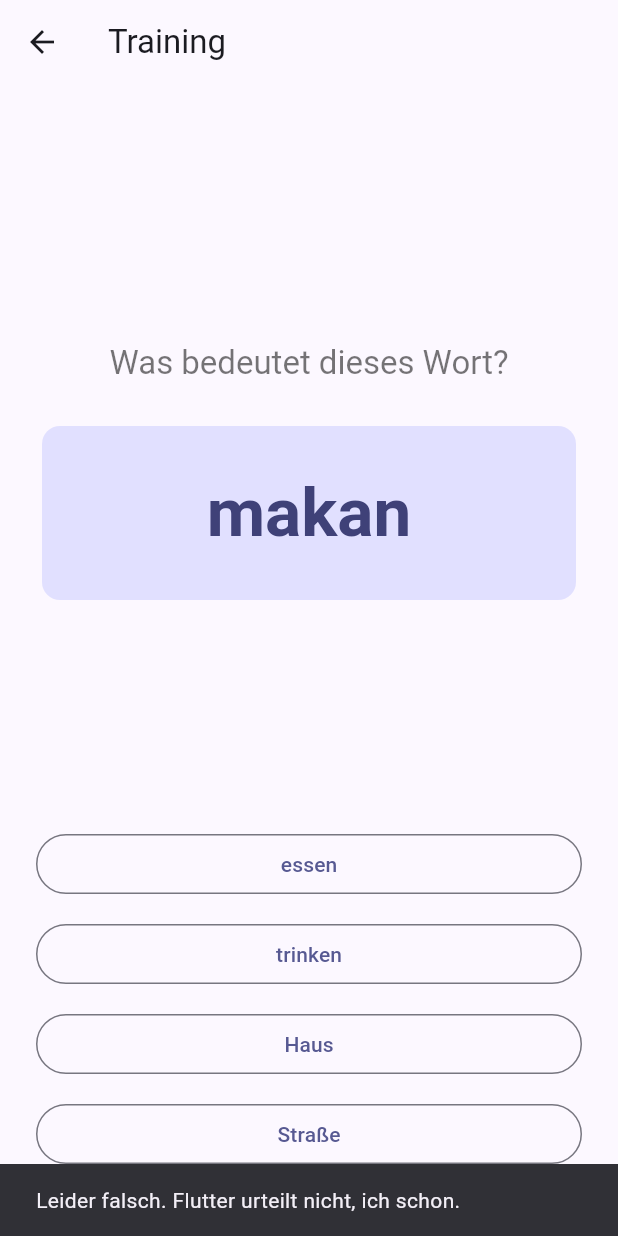
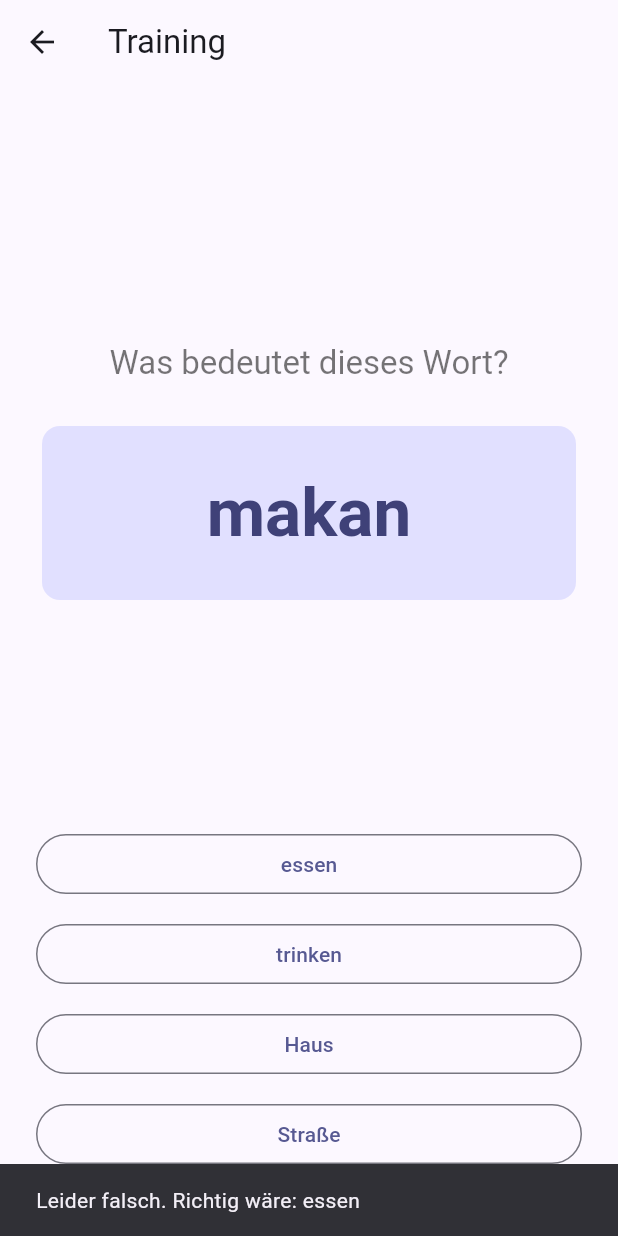
Before and after one commit to valentinho13/catch_lingo, a Flutter app: the TrainingScreen screen opened directly, after a tap on "trinken", on a phone screen of 412 x 824 dp. Run offline on Flutter 3.47's test engine with Material 3 defaults, Android fonts, the phone set to English and light mode, and no system bars.

Commit message:
Add shared demo word data

```diff
--- /dev/null
+++ b/lib/demo_words.dart
@@ -0,0 +1,39 @@
+class DemoWord {
+  const DemoWord({
+    required this.source,
+    required this.target,
+    required this.wrongAnswers,
+  });
+
+  final String source;
+  final String target;
+  final List<String> wrongAnswers;
+}
+
+const demoWords = [
+  DemoWord(
+    source: 'makan',
+    target: 'essen',
+    wrongAnswers: ['trinken', 'Haus', 'Straße'],
+  ),
+  DemoWord(
+    source: 'minum',
+    target: 'trinken',
+    wrongAnswers: ['essen', 'gehen', 'danke'],
+  ),
+  DemoWord(
+    source: 'rumah',
+    target: 'Haus',
+    wrongAnswers: ['Straße', 'Wasser', 'Mensch'],
+  ),
+  DemoWord(
+    source: 'jalan',
+    target: 'Straße / gehen',
+    wrongAnswers: ['essen', 'Haus', 'danke'],
+  ),
+  DemoWord(
+    source: 'terima kasih',
+    target: 'danke',
+    wrongAnswers: ['bitte', 'morgen', 'gut'],
+  ),
+];
--- a/lib/training_screen.dart
+++ b/lib/training_screen.dart
@@ -1,13 +1,15 @@
 import 'package:flutter/material.dart';
+
+import 'demo_words.dart';
 
 class TrainingScreen extends StatelessWidget {
   const TrainingScreen({super.key});
 
   @override
   Widget build(BuildContext context) {
-    const sourceWord = 'makan';
+    final word = demoWords.first;
 
-    const answers = ['essen', 'trinken', 'Haus', 'Straße'];
+    final answers = [word.target, ...word.wrongAnswers];
 
     return Scaffold(
       appBar: AppBar(title: const Text('Training')),
@@ -35,7 +37,7 @@ class TrainingScreen extends StatelessWidget {
                 child: Padding(
                   padding: const EdgeInsets.all(32),
                   child: Text(
-                    sourceWord,
+                    word.source,
                     textAlign: TextAlign.center,
                     style: Theme.of(context).textTheme.displayMedium?.copyWith(
                       fontWeight: FontWeight.bold,
@@ -52,14 +54,14 @@ class TrainingScreen extends StatelessWidget {
                   padding: const EdgeInsets.only(bottom: 12),
                   child: OutlinedButton(
                     onPressed: () {
-                      final isCorrect = answer == 'essen';
+                      final isCorrect = answer == word.target;
 
                       ScaffoldMessenger.of(context).showSnackBar(
                         SnackBar(
                           content: Text(
                             isCorrect
-                                ? 'Richtig. Du bist heute ausnahmsweise nützlich.'
-                                : 'Leider falsch. Flutter urteilt nicht, ich schon.',
+                                ? 'Richtig.'
+                                : 'Leider falsch. Richtig wäre: ${word.target}',
                           ),
                         ),
                       );
```
Also changed, not shown: lib/word_list_screen.dart (+6 -12 lines).
